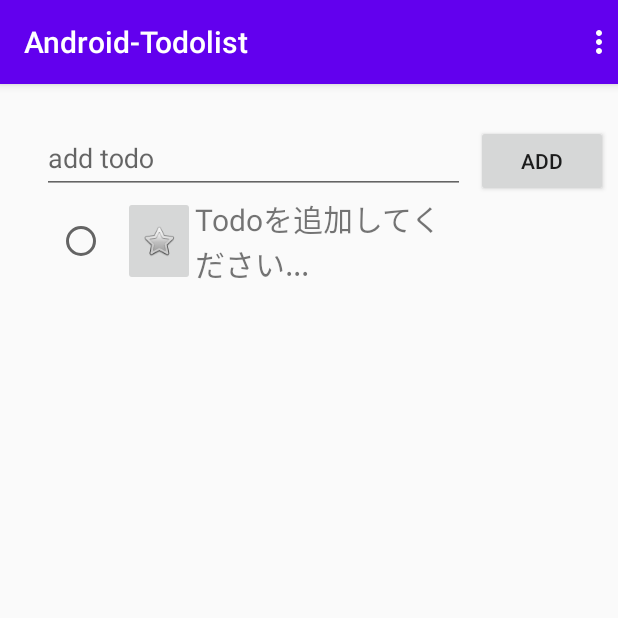
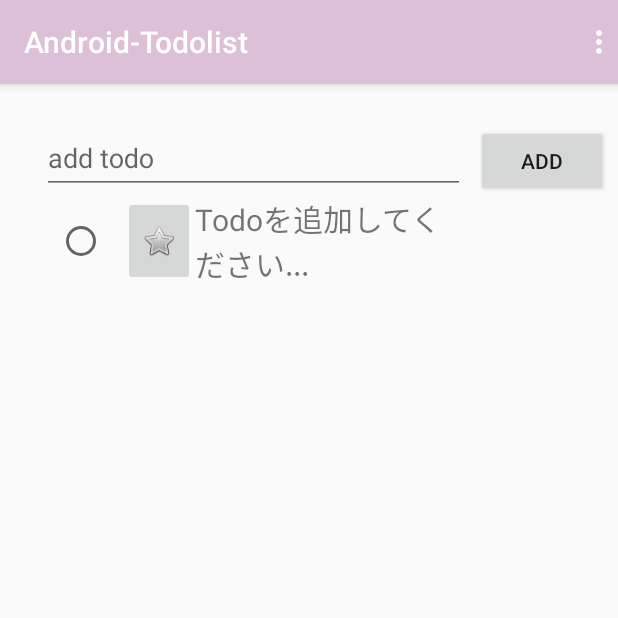
Before and after one commit to cscs8/Android-Todolist, an Android app: the screen it shows after launch (MainActivity), on a phone screen of 412 x 824 dp, the top half of it. Run offline under Robolectric (Android 15) with nearby library versions, the phone set to English and light mode, and no system bars.

Commit message:
upd color

```diff
--- a/app/src/main/res/layout/activity_main.xml
+++ b/app/src/main/res/layout/activity_main.xml
@@ -18,7 +18,7 @@
             android:id="@+id/toolbar"
             android:layout_width="421dp"
             android:layout_height="match_parent"
-            android:background="?attr/colorPrimary"
+            android:background="@color/colorPrimary"
             app:popupTheme="@style/AppTheme.PopupOverlay" />
 
     </com.google.android.material.appbar.AppBarLayout>
--- a/app/src/main/res/values/colors.xml
+++ b/app/src/main/res/values/colors.xml
@@ -1,6 +1,6 @@
 <?xml version="1.0" encoding="utf-8"?>
 <resources>
-    <color name="colorPrimary">#6200EE</color>
-    <color name="colorPrimaryDark">#3700B3</color>
-    <color name="colorAccent">#03DAC5</color>
+    <color name="colorPrimary">#DCC0D7</color>
+    <color name="colorPrimaryDark">#887183</color>
+    <color name="colorAccent">#FF97FA</color>
 </resources>
```
